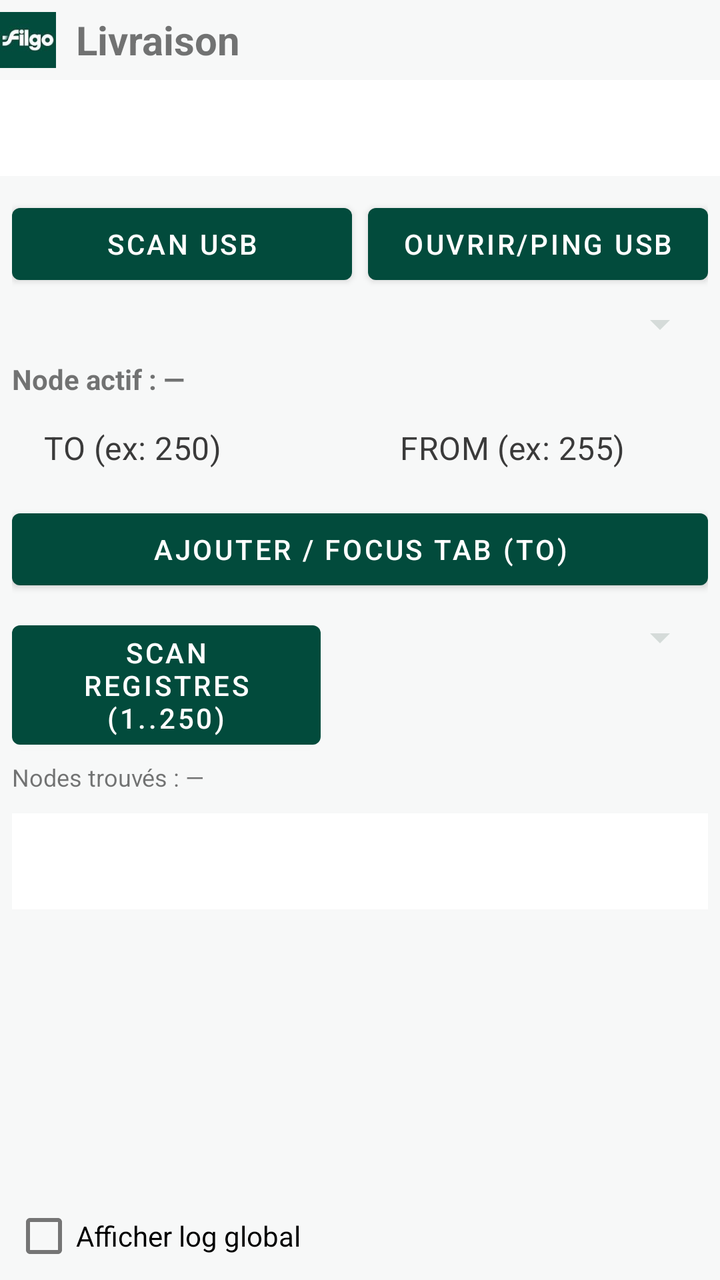
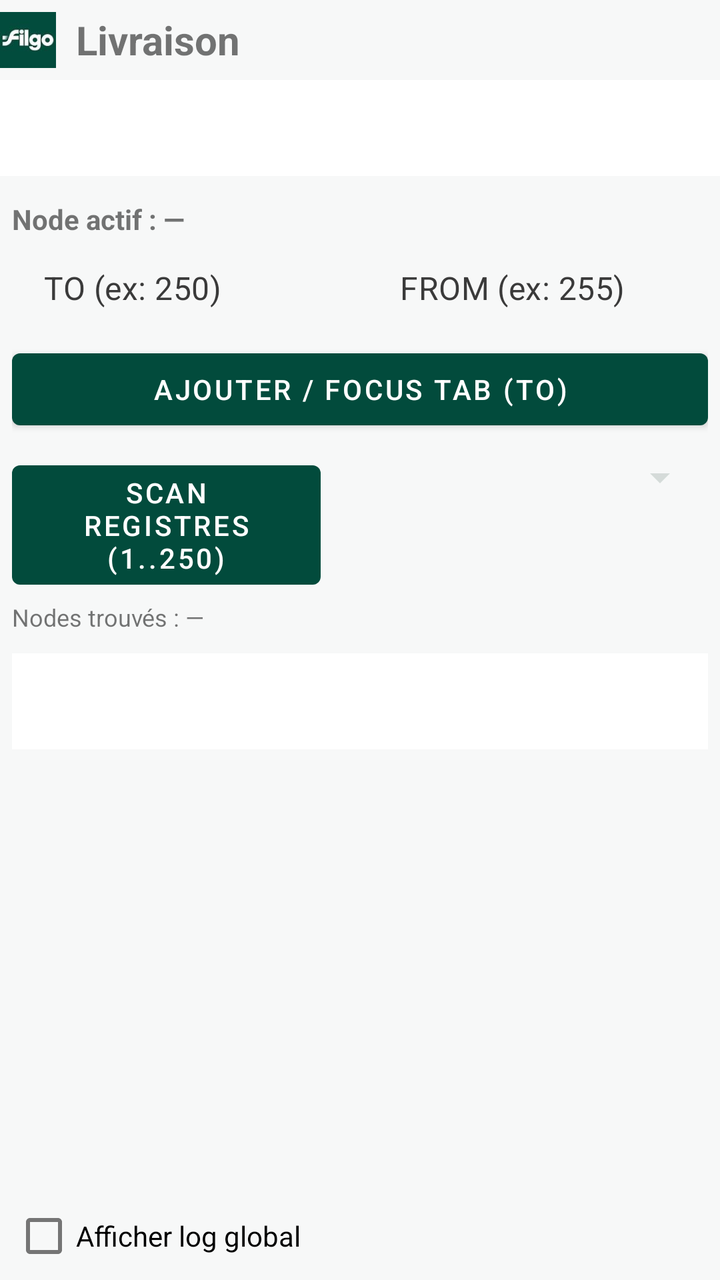

Screens rendered from an Android XML layout before and after an edit, with the pre-edit source and the edit as a unified diff.
<!-- AndroidManifest.xml: application theme Theme.LcrFilgoEnergie -->
<!-- res/layout/activity_main.xml -->
<LinearLayout xmlns:android="http://schemas.android.com/apk/res/android"
    xmlns:app="http://schemas.android.com/apk/res-auto"
    android:id="@+id/rootTabs"
    android:layout_width="match_parent"
    android:layout_height="match_parent"
    android:orientation="vertical">

    
    <LinearLayout
        android:id="@+id/headerFilgo"
        android:layout_width="match_parent"
        android:layout_height="wrap_content"
        android:orientation="horizontal"
        android:gravity="center_vertical"
        android:paddingTop="6dp"
        android:paddingBottom="6dp">

        <ImageView
            android:id="@+id/imgFilgo"
            android:layout_width="28dp"
            android:layout_height="28dp"
            android:src="@mipmap/logoenergie1"
            android:contentDescription="Filgo"
            android:scaleType="fitCenter" />

        <TextView
            android:id="@+id/txtHeaderLivraison"
            android:layout_width="wrap_content"
            android:layout_height="wrap_content"
            android:layout_marginStart="10dp"
            android:text="Livraison"
            android:textStyle="bold"
            android:textSize="20sp" />
    </LinearLayout>

    
    <com.google.android.material.tabs.TabLayout
        android:id="@+id/tabLayout"
        android:layout_width="match_parent"
        android:layout_height="wrap_content"
        app:tabMode="fixed"
        app:tabGravity="fill" />

    
    
    <LinearLayout
        android:id="@+id/pageMain"
        android:layout_width="match_parent"
        android:layout_height="0dp"
        android:layout_weight="1"
        android:orientation="vertical">

        <LinearLayout
            android:id="@+id/root"
            android:layout_width="match_parent"
            android:layout_height="match_parent"
            android:orientation="vertical"
            android:padding="6dp">

            
            <LinearLayout
                android:layout_width="match_parent"
                android:layout_height="wrap_content"
                android:orientation="horizontal"
                android:layout_marginTop="4dp">

                <Button
                    android:id="@+id/btnScanUsb"
                    android:layout_width="0dp"
                    android:layout_height="wrap_content"
                    android:layout_weight="1"
                    android:text="Scan USB" />

                <Button
                    android:id="@+id/btnPingUsb"
                    android:layout_width="0dp"
                    android:layout_height="wrap_content"
                    android:layout_weight="1"
                    android:layout_marginStart="8dp"
                    android:text="Ouvrir/Ping USB" />
            </LinearLayout>

            <Spinner
                android:id="@+id/spnUsbDevices"
                android:layout_width="match_parent"
                android:layout_height="wrap_content"
                android:layout_marginTop="4dp" />

            
            <TextView
                android:id="@+id/txtActiveNode"
                android:layout_width="match_parent"
                android:layout_height="wrap_content"
                android:text="Node actif : —"
                android:textStyle="bold"
                android:layout_marginTop="6dp" />

            <LinearLayout
                android:layout_width="match_parent"
                android:layout_height="wrap_content"
                android:orientation="horizontal"
                android:layout_marginTop="4dp">

                <EditText
                    android:id="@+id/edtTo"
                    android:layout_width="0dp"
                    android:layout_height="wrap_content"
                    android:layout_weight="1"
                    android:hint="TO (ex: 250)"
                    android:inputType="number"
                    android:singleLine="true" />

                <EditText
                    android:id="@+id/edtFrom"
                    android:layout_width="0dp"
                    android:layout_height="wrap_content"
                    android:layout_weight="1"
                    android:layout_marginStart="8dp"
                    android:hint="FROM (ex: 255)"
                    android:inputType="number"
                    android:singleLine="true" />
            </LinearLayout>

            <Button
                android:id="@+id/btnAddRegisterTab"
                android:layout_width="match_parent"
                android:layout_height="wrap_content"
                android:text="Ajouter / Focus TAB (TO)"
                android:layout_marginTop="6dp" />

            
            <LinearLayout
                android:layout_width="match_parent"
                android:layout_height="wrap_content"
                android:orientation="horizontal"
                android:layout_marginTop="8dp">

                <Button
                    android:id="@+id/btnScanNodes"
                    android:layout_width="0dp"
                    android:layout_height="wrap_content"
                    android:layout_weight="1"
                    android:text="Scan registres (1..250)" />

                <Spinner
                    android:id="@+id/spnNodesFound"
                    android:layout_width="0dp"
                    android:layout_height="wrap_content"
                    android:layout_weight="1.2"
                    android:layout_marginStart="8dp" />
            </LinearLayout>

            <TextView
                android:id="@+id/txtNodesSummary"
                android:layout_width="match_parent"
                android:layout_height="wrap_content"
                android:text="Nodes trouvés : —"
                android:layout_marginTop="2dp"
                android:textSize="12sp" />

            
            <com.google.android.material.tabs.TabLayout
                android:id="@+id/tabRegisters"
                android:layout_width="match_parent"
                android:layout_height="wrap_content"
                android:layout_marginTop="10dp"
                app:tabMode="scrollable"
                app:tabGravity="fill" />

            <FrameLayout
                android:id="@+id/registerContainer"
                android:layout_width="match_parent"
                android:layout_height="0dp"
                android:layout_weight="1"
                android:layout_marginTop="6dp" />

            
            <CheckBox
                android:id="@+id/cbShowLog"
                android:layout_width="wrap_content"
                android:layout_height="wrap_content"
                android:layout_marginTop="8dp"
                android:text="Afficher log global"
                android:checked="false"
                android:minHeight="0dp"
                android:paddingTop="0dp"
                android:paddingBottom="0dp" />

            <LinearLayout
                android:id="@+id/logPanel"
                android:layout_width="match_parent"
                android:layout_height="180dp"
                android:orientation="vertical"
                android:layout_marginTop="4dp"
                android:visibility="gone">

                <ScrollView
                    android:id="@+id/logScroll"
                    android:layout_width="match_parent"
                    android:layout_height="0dp"
                    android:layout_weight="1"
                    android:fillViewport="true"
                    android:background="#111111">

                    <TextView
                        android:id="@+id/txtLog"
                        android:layout_width="match_parent"
                        android:layout_height="wrap_content"
                        android:typeface="monospace"
                        android:textIsSelectable="true"
                        android:textSize="12sp"
                        android:textColor="#00FF00"
                        android:padding="6dp" />
                </ScrollView>

                <LinearLayout
                    android:layout_width="match_parent"
                    android:layout_height="wrap_content"
                    android:orientation="horizontal"
                    android:gravity="end">

                    <Button
                        android:id="@+id/btnClearLog"
                        android:layout_width="wrap_content"
                        android:layout_height="wrap_content"
                        android:text="Clear log" />

                    <Button
                        android:id="@+id/btnCopyLog"
                        android:layout_width="wrap_content"
                        android:layout_height="wrap_content"
                        android:layout_marginStart="8dp"
                        android:text="Copy log" />

                    <Button
                        android:id="@+id/btnScrollDown"
                        android:layout_width="wrap_content"
                        android:layout_height="wrap_content"
                        android:layout_marginStart="8dp"
                        android:text="Scroll down" />
                </LinearLayout>

                <LinearLayout
                    android:layout_width="match_parent"
                    android:layout_height="wrap_content"
                    android:orientation="horizontal"
                    android:layout_marginTop="2dp">

                    <CheckBox
                        android:id="@+id/cbTxRx"
                        android:layout_width="wrap_content"
                        android:layout_height="wrap_content"
                        android:text="Afficher TX / RX"
                        android:checked="false"
                        android:minHeight="0dp"
                        android:paddingTop="0dp"
                        android:paddingBottom="0dp" />

                    <CheckBox
                        android:id="@+id/cbLogTs"
                        android:layout_width="wrap_content"
                        android:layout_height="wrap_content"
                        android:layout_marginStart="12dp"
                        android:text="Timestamps UI + IO + API"
                        android:checked="false"
                        android:minHeight="0dp"
                        android:paddingTop="0dp"
                        android:paddingBottom="0dp" />
                </LinearLayout>
            </LinearLayout>

        </LinearLayout>
    </LinearLayout>

    
    
    <LinearLayout
        android:id="@+id/pageApiFace"
        android:layout_width="match_parent"
        android:layout_height="0dp"
        android:layout_weight="1"
        android:orientation="vertical"
        android:visibility="gone">

        <Button
            android:id="@+id/btnDbBackup"
            android:layout_width="match_parent"
            android:layout_height="wrap_content"
            android:text="Backup DB (Downloads)"
            android:layout_margin="8dp" />

        
        <include
            layout="@layout/fragment_api_face"
            android:layout_width="match_parent"
            android:layout_height="0dp"
            android:layout_weight="1" />

    </LinearLayout>

</LinearLayout>
<!-- res/layout/fragment_api_face.xml (included above) -->
<androidx.core.widget.NestedScrollView xmlns:android="http://schemas.android.com/apk/res/android"
    xmlns:app="http://schemas.android.com/apk/res-auto"
    android:id="@+id/apiFaceRootScroll"
    android:layout_width="match_parent"
    android:layout_height="match_parent"
    android:fillViewport="true"
    android:padding="12dp">

    <LinearLayout
        android:id="@+id/apiFaceRoot"
        android:layout_width="match_parent"
        android:layout_height="wrap_content"
        android:orientation="vertical">

        
        <com.google.android.material.card.MaterialCardView
            android:layout_width="match_parent"
            android:layout_height="wrap_content"
            app:cardUseCompatPadding="true"
            app:cardCornerRadius="14dp"
            app:strokeWidth="1dp"
            app:strokeColor="#22000000">

            <LinearLayout
                android:layout_width="match_parent"
                android:layout_height="wrap_content"
                android:orientation="vertical"
                android:padding="12dp">

                <TextView
                    android:id="@+id/txtApiTitle"
                    android:layout_width="match_parent"
                    android:layout_height="wrap_content"
                    android:text="API‑Face"
                    android:textStyle="bold"
                    android:textSize="18sp" />

                
                <TextView
                    android:id="@+id/txtApiStatus"
                    android:layout_width="match_parent"
                    android:layout_height="wrap_content"
                    android:text="Status: STOPPED"
                    android:textStyle="bold"
                    android:textSize="14sp"
                    android:layout_marginTop="8dp"
                    android:padding="10dp"
                    android:background="#0F000000" />

                
                <TextView
                    android:id="@+id/txtApiUrl"
                    android:layout_width="match_parent"
                    android:layout_height="wrap_content"
                    android:text="http://127.0.0.1:8765"
                    android:textIsSelectable="true"
                    android:textSize="13sp"
                    android:layout_marginTop="8dp" />

                
                <LinearLayout
                    android:layout_width="match_parent"
                    android:layout_height="wrap_content"
                    android:orientation="horizontal"
                    android:layout_marginTop="10dp">

                    <com.google.android.material.button.MaterialButton
                        android:id="@+id/btnApiStart"
                        android:layout_width="0dp"
                        android:layout_height="wrap_content"
                        android:layout_weight="1"
                        android:text="Start API" />

                    <com.google.android.material.button.MaterialButton
                        android:id="@+id/btnApiStop"
                        style="@style/Widget.MaterialComponents.Button.OutlinedButton"
                        android:layout_width="0dp"
                        android:layout_height="wrap_content"
                        android:layout_weight="1"
                        android:layout_marginStart="8dp"
                        android:text="Stop API" />
                </LinearLayout>

                
                <TextView
                    android:id="@+id/txtApiHowTo"
                    android:layout_width="match_parent"
                    android:layout_height="wrap_content"
                    android:layout_marginTop="10dp"
                    android:text="Workflow API : voir documentation interne / README."
                    android:textSize="13sp" />
            </LinearLayout>
        </com.google.android.material.card.MaterialCardView>

        
        
        

        
        <View
            android:layout_width="match_parent"
            android:layout_height="16dp" />

    </LinearLayout>
</androidx.core.widget.NestedScrollView>
<!-- resources referenced by this layout -->
<resources>
  <!-- mipmap logoenergie1: png bitmap (mipmap-hdpi, 8273 bytes) -->
  <style name="Theme.LcrFilgoEnergie" parent="Theme.MaterialComponents.DayNight.NoActionBar">
  
          
          <item name="colorPrimary">@color/filgo_green</item>
          <item name="colorPrimaryDark">@color/filgo_green_dark</item>
          <item name="colorSecondary">@color/filgo_green_light</item>
  
          
          <item name="colorAccent">@color/filgo_green_light</item>
  
          
          <item name="colorControlNormal">@color/outline</item>
          <item name="colorControlActivated">@color/outline_focus</item>
  
          
          <item name="android:windowBackground">@color/bg_app</item>
  
          
          <item name="buttonStyle">@style/FilgoButton</item>
          <item name="editTextStyle">@style/FilgoEditText</item>
  
      </style>
  <color name="filgo_green">#024B3C</color>
  <color name="filgo_green_dark">#01372C</color>
  <color name="filgo_green_light">#0B6B55</color>
  <color name="outline">#D5DBD9</color>
  <color name="outline_focus">@color/filgo_green</color>
  <color name="bg_app">#F7F8F8</color>
  <style name="FilgoButton" parent="Widget.MaterialComponents.Button">
          <item name="backgroundTint">@color/btn_primary_bg</item>
          <item name="android:textColor">@color/btn_primary_text</item>
          <item name="android:textAllCaps">false</item>
      </style>
  <style name="FilgoEditText" parent="Widget.MaterialComponents.TextInputEditText.OutlinedBox">
          <item name="android:textColor">@color/text_primary</item>
          <item name="android:textColorHint">@color/text_secondary</item>
          <item name="android:padding">10dp</item>
      </style>
  <color name="btn_primary_bg">@color/filgo_green</color>
  <color name="btn_primary_text">@color/text_on_green</color>
  <color name="text_primary">#111111</color>
  <color name="text_secondary">#3A3A3A</color>
  <color name="text_on_green">#FFFFFF</color>
</resources>

<!-- the commit's change to res/layout/activity_main.xml (unified diff, before → after) -->
@@ -56,37 +56,9 @@
             android:layout_height="match_parent"
             android:orientation="vertical"
             android:padding="6dp">
-
-            
-            <LinearLayout
-                android:layout_width="match_parent"
-                android:layout_height="wrap_content"
-                android:orientation="horizontal"
-                android:layout_marginTop="4dp">
-
-                <Button
-                    android:id="@+id/btnScanUsb"
-                    android:layout_width="0dp"
-                    android:layout_height="wrap_content"
-                    android:layout_weight="1"
-                    android:text="Scan USB" />
-
-                <Button
-                    android:id="@+id/btnPingUsb"
-                    android:layout_width="0dp"
-                    android:layout_height="wrap_content"
-                    android:layout_weight="1"
-                    android:layout_marginStart="8dp"
-                    android:text="Ouvrir/Ping USB" />
-            </LinearLayout>
-
-            <Spinner
-                android:id="@+id/spnUsbDevices"
-                android:layout_width="match_parent"
-                android:layout_height="wrap_content"
-                android:layout_marginTop="4dp" />
-
-            
+      
+
+
             <TextView
                 android:id="@+id/txtActiveNode"
                 android:layout_width="match_parent"
@@ -298,6 +270,166 @@
 
     </LinearLayout>
 
+
+
+  
+  <LinearLayout
+      android:id="@+id/pageConfigure"
+      android:layout_width="match_parent"
+      android:layout_height="0dp"
+      android:layout_weight="1"
+      android:orientation="vertical"
+      android:visibility="gone">
+
+    <LinearLayout
+        android:layout_width="match_parent"
+        android:layout_height="match_parent"
+        android:orientation="vertical"
+        android:padding="10dp">
+
+      
+      <LinearLayout
+          android:layout_width="match_parent"
+          android:layout_height="wrap_content"
+          android:orientation="horizontal"
+          android:gravity="center_vertical">
+
+        <TextView
+            android:layout_width="0dp"
+            android:layout_height="wrap_content"
+            android:layout_weight="1"
+            android:text="Configure"
+            android:textStyle="bold"
+            android:textSize="18sp"/>
+
+        <LinearLayout
+            android:layout_width="wrap_content"
+            android:layout_height="wrap_content"
+            android:orientation="vertical"
+            android:gravity="end">
+
+          <TextView
+              android:id="@+id/txtMediaActive"
+              android:layout_width="wrap_content"
+              android:layout_height="wrap_content"
+              android:text="Média : —"
+              android:textSize="12sp"
+              android:textStyle="bold"/>
+
+          <TextView
+              android:id="@+id/txtNodesActive"
+              android:layout_width="wrap_content"
+              android:layout_height="wrap_content"
+              android:text="Nodes : —"
+              android:textSize="12sp"/>
+        </LinearLayout>
+      </LinearLayout>
+
+      
+      <TextView
+          android:layout_width="match_parent"
+          android:layout_height="wrap_content"
+          android:layout_marginTop="10dp"
+          android:text="USB"
+          android:textStyle="bold"/>
+
+      <LinearLayout
+          android:layout_width="match_parent"
+          android:layout_height="wrap_content"
+          android:orientation="horizontal"
+          android:layout_marginTop="4dp">
+
+        <Button
+            android:id="@+id/btnScanUsb"
+            android:layout_width="0dp"
+            android:layout_height="wrap_content"
+            android:layout_weight="1"
+            android:text="Scan USB"/>
+
+        <Button
+            android:id="@+id/btnPingUsb"
+            android:layout_width="0dp"
+            android:layout_height="wrap_content"
+            android:layout_weight="1"
+            android:layout_marginStart="8dp"
+            android:text="Ouvrir/Ping USB"/>
+      </LinearLayout>
+
+      <Spinner
+          android:id="@+id/spnUsbDevices"
+          android:layout_width="match_parent"
+          android:layout_height="wrap_content"
+          android:layout_marginTop="4dp"/>
+
+      
+      <TextView
+          android:layout_width="match_parent"
+          android:layout_height="wrap_content"
+          android:layout_marginTop="14dp"
+          android:text="Bluetooth (appareils appairés)"
+          android:textStyle="bold"/>
+
+      <Spinner
+          android:id="@+id/spnBtBonded"
+          android:layout_width="match_parent"
+          android:layout_height="wrap_content"
+          android:layout_marginTop="4dp"/>
+
+      <LinearLayout
+          android:layout_width="match_parent"
+          android:layout_height="wrap_content"
+          android:orientation="horizontal"
+          android:layout_marginTop="6dp">
+
+        <Button
+            android:id="@+id/btnBtRefresh"
+            android:layout_width="0dp"
+            android:layout_height="wrap_content"
+            android:layout_weight="1"
+            android:text="Refresh"/>
+
+        <Button
+            android:id="@+id/btnBtConnect"
+            android:layout_width="0dp"
+            android:layout_height="wrap_content"
+            android:layout_weight="1"
+            android:layout_marginStart="8dp"
+            android:text="Connect"/>
+
+        <Button
+            android:id="@+id/btnBtDisconnect"
+            android:layout_width="0dp"
+            android:layout_height="wrap_content"
+            android:layout_weight="1"
+            android:layout_marginStart="8dp"
+            android:text="Disconnect"/>
+      </LinearLayout>
+
+      <TextView
+          android:id="@+id/txtBtStatus"
+          android:layout_width="match_parent"
+          android:layout_height="wrap_content"
+          android:layout_marginTop="6dp"
+          android:text="BT : —"
+          android:textSize="12sp"/>
+
+      
+      <TextView
+          android:layout_width="match_parent"
+          android:layout_height="wrap_content"
+          android:layout_marginTop="14dp"
+          android:text="Wi‑Fi (bientôt)"
+          android:textStyle="bold"/>
+
+      <Button
+          android:layout_width="match_parent"
+          android:layout_height="wrap_content"
+          android:enabled="false"
+          android:text="Configurer Wi‑Fi (à venir)"/>
+
+    </LinearLayout>
+  </LinearLayout>
+
 </LinearLayout>
 <!-- res/layout/fragment_api_face.xml (included above) -->
 <androidx.core.widget.NestedScrollView xmlns:android="http://schemas.android.com/apk/res/android"
